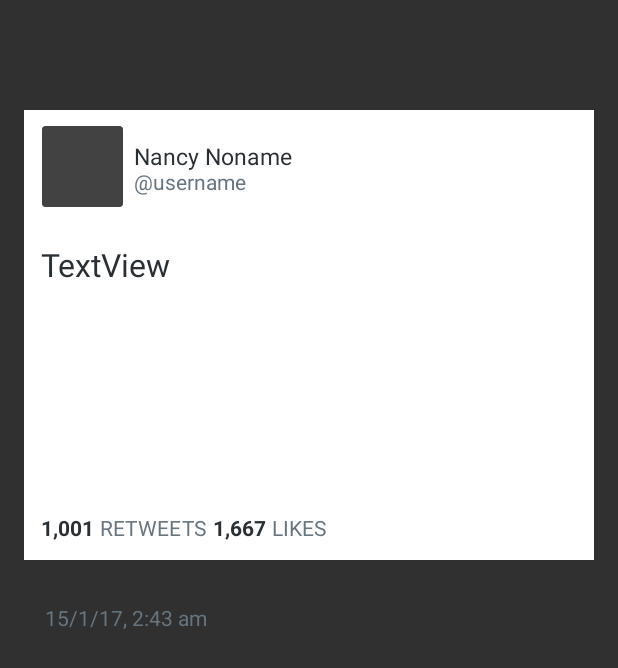
After one commit to joncolon/MemeStudio95, an Android app: the TweetActivity screen opened directly, with no data from a screen before it, on a phone screen of 412 x 824 dp. The commit adds this screen. Shown: the top 668 px of the screen. Run offline under Robolectric (Android 15) with nearby library versions, the phone set to English and light mode, and no system bars.

Commit message:
tweet clone xml

```diff
--- a/app/src/main/AndroidManifest.xml
+++ b/app/src/main/AndroidManifest.xml
@@ -1,25 +1,30 @@
 <?xml version="1.0" encoding="utf-8"?>
 <manifest xmlns:android="http://schemas.android.com/apk/res/android"
     package="nyc.c4q.jonathancolon.dankify">
+
     <uses-permission android:name="android.permission.CAMERA" />
-    <uses-permission android:name="android.permission.WRITE_EXTERNAL_STORAGE"/>
-    <uses-permission android:name="android.permission.INTERNET"/>
+    <uses-permission android:name="android.permission.WRITE_EXTERNAL_STORAGE" />
+    <uses-permission android:name="android.permission.INTERNET" />
+
     <uses-feature android:name="android.hardware.camera2.full" />
 
     <application
         android:allowBackup="true"
-        android:icon="@mipmap/ic_launcher"
+        android:icon="@mipmap/ic_ms_launcher"
         android:label="@string/app_name"
         android:supportsRtl="true"
         android:theme="@style/AppTheme">
-        <activity android:name=".HomeActivity" android:noHistory="true">
+        <activity
+            android:name=".HomeActivity"
+            android:noHistory="true">
             <intent-filter>
                 <action android:name="android.intent.action.MAIN" />
 
                 <category android:name="android.intent.category.LAUNCHER" />
             </intent-filter>
         </activity>
-        <activity android:name=".MemeMain"/>
+        <activity android:name=".MemeMain" />
+        <activity android:name=".TweetActivity"></activity>
     </application>
 
 </manifest>
--- /dev/null
+++ b/app/src/main/java/nyc/c4q/jonathancolon/dankify/TweetActivity.java
@@ -0,0 +1,24 @@
+package nyc.c4q.jonathancolon.dankify;
+
+import android.app.FragmentManager;
+import android.app.FragmentTransaction;
+import android.support.v7.app.AppCompatActivity;
+import android.os.Bundle;
+
+public class TweetActivity extends AppCompatActivity {
+
+    @Override
+    protected void onCreate(Bundle savedInstanceState) {
+        super.onCreate(savedInstanceState);
+        setContentView(R.layout.activity_tweet);
+
+        showTweetFragment();
+
+    }
+    private void showTweetFragment(){
+        FragmentManager fragmentManager = getFragmentManager();
+        FragmentTransaction fragmentTransaction = fragmentManager.beginTransaction();
+        fragmentTransaction.replace(R.id.activity_tweet, new TweetFragment());
+        fragmentTransaction.commit();
+    }
+}
--- /dev/null
+++ b/app/src/main/java/nyc/c4q/jonathancolon/dankify/TweetFragment.java
@@ -0,0 +1,26 @@
+package nyc.c4q.jonathancolon.dankify;
+
+
+import android.os.Bundle;
+import android.app.Fragment;
+import android.view.LayoutInflater;
+import android.view.View;
+import android.view.ViewGroup;
+
+
+
+public class TweetFragment extends Fragment {
+
+
+    public TweetFragment() {
+    }
+
+
+    @Override
+    public View onCreateView(LayoutInflater inflater, ViewGroup container,
+                             Bundle savedInstanceState) {
+
+        return inflater.inflate(R.layout.fragment_tweet, container, false);
+    }
+
+}
--- /dev/null
+++ b/app/src/main/res/layout/activity_tweet.xml
@@ -0,0 +1,13 @@
+<?xml version="1.0" encoding="utf-8"?>
+<RelativeLayout xmlns:android="http://schemas.android.com/apk/res/android"
+    xmlns:tools="http://schemas.android.com/tools"
+    android:id="@+id/activity_tweet"
+    android:layout_width="match_parent"
+    android:layout_height="match_parent"
+    android:paddingBottom="@dimen/activity_vertical_margin"
+    android:paddingLeft="@dimen/activity_horizontal_margin"
+    android:paddingRight="@dimen/activity_horizontal_margin"
+    android:paddingTop="@dimen/activity_vertical_margin"
+    tools:context="nyc.c4q.jonathancolon.dankify.TweetActivity">
+
+</RelativeLayout>
--- /dev/null
+++ b/app/src/main/res/layout/fragment_tweet.xml
@@ -0,0 +1,134 @@
+<FrameLayout xmlns:android="http://schemas.android.com/apk/res/android"
+    xmlns:app="http://schemas.android.com/apk/res-auto"
+    xmlns:tools="http://schemas.android.com/tools"
+    android:layout_width="match_parent"
+    android:layout_height="match_parent"
+    tools:context="nyc.c4q.jonathancolon.dankify.TweetFragment">
+
+    <ImageView
+        android:id="@+id/tweet_iv"
+        android:layout_width="match_parent"
+        android:layout_height="300dp"
+        android:layout_alignParentTop="true"
+        android:layout_alignParentStart="true"
+        android:layout_marginTop="57dp"
+        android:background="#ffffff"/>
+
+    <RelativeLayout
+        android:layout_width="match_parent"
+        android:layout_height="match_parent">
+
+        <TextView
+            android:id="@+id/twitter_handle_tv"
+            android:layout_width="wrap_content"
+            android:layout_height="wrap_content"
+            android:text="\@username"
+            android:layout_marginStart="73dp"
+            android:layout_marginTop="95dp"
+            android:textColor="#66757f" />
+
+        <TextView
+            android:id="@+id/name_tv"
+            android:layout_width="wrap_content"
+            android:layout_height="wrap_content"
+            android:text="Nancy Noname"
+            android:layout_marginBottom="16dp"
+            android:layout_alignBottom="@+id/twitter_handle_tv"
+            android:layout_alignStart="@+id/twitter_handle_tv"
+            tools:textStyle="bold"
+            android:textSize="15sp"
+            android:textColor="#292f33" />
+
+
+    </RelativeLayout>
+    <RelativeLayout
+        android:layout_width="match_parent"
+        android:layout_height="match_parent">
+
+        <TextView
+            android:id="@+id/retweet_tv"
+            android:textColor="#66757f"
+            android:layout_width="wrap_content"
+            android:layout_height="wrap_content"
+            android:text="RETWEETS"
+            android:layout_marginLeft="4dp"
+            android:layout_alignBaseline="@+id/likes_value_tv"
+            android:layout_alignBottom="@+id/likes_value_tv"
+            android:layout_toEndOf="@+id/retweet_value_tv"/>
+        <TextView
+            android:text="TextView"
+            android:layout_width="wrap_content"
+            android:layout_height="wrap_content"
+            android:layout_marginTop="146dp"
+            android:id="@+id/textView6"
+            android:layout_alignParentTop="true"
+            android:layout_alignParentStart="true"
+            android:layout_marginStart="11dp"
+            android:textSize="21sp"
+            android:textColor="#292f33" />
+
+        <TextView
+            android:id="@+id/likes_tv"
+            android:textColor="#66757f"
+            android:layout_width="wrap_content"
+            android:layout_height="wrap_content"
+            android:text="LIKES"
+            android:layout_below="@+id/textView6"
+            android:layout_toEndOf="@+id/likes_value_tv"
+            android:layout_marginTop="151dp"
+            android:layout_marginLeft="4dp"
+            />
+
+        <TextView
+            android:id="@+id/likes_value_tv"
+            android:textColor="#292f33"
+            android:layout_width="wrap_content"
+            android:layout_height="wrap_content"
+            android:text="1,667"
+            android:textStyle="normal|bold"
+            android:layout_marginLeft="4dp"
+            android:layout_alignBaseline="@+id/likes_tv"
+            android:layout_alignBottom="@+id/likes_tv"
+            android:layout_toEndOf="@+id/retweet_tv"/>
+
+
+        <TextView
+            android:id="@+id/retweet_value_tv"
+            android:textColor="#292f33"
+            android:layout_width="wrap_content"
+            android:layout_height="wrap_content"
+            android:text="1,001"
+            android:textStyle="normal|bold"
+            android:layout_alignBaseline="@+id/retweet_tv"
+            android:layout_alignBottom="@+id/retweet_tv"
+            android:layout_alignStart="@+id/textView6"/>
+
+        <TextView
+            android:layout_width="wrap_content"
+            android:layout_height="wrap_content"
+            android:textColor="#66757f"
+            android:text="15/1/17, 2:43 am"
+            android:id="@+id/timestamp_tv"
+            android:layout_centerVertical="true"
+            android:layout_toStartOf="@+id/likes_value_tv"/>
+    </RelativeLayout>
+
+    <RelativeLayout
+        android:layout_width="match_parent"
+        android:layout_height="match_parent">
+
+        <android.support.v7.widget.CardView
+            android:layout_width="wrap_content"
+            android:layout_height="wrap_content"
+            android:layout_marginStart="12dp"
+            android:layout_marginTop="68dp"
+            app:cardElevation="0dp">
+
+            <ImageView
+                android:layout_width="54dp"
+                android:layout_height="54dp"
+                />
+        </android.support.v7.widget.CardView>
+
+    </RelativeLayout>
+</FrameLayout>
--- a/app/src/main/res/values/strings.xml
+++ b/app/src/main/res/values/strings.xml
@@ -1,3 +1,6 @@
 <resources>
-    <string name="app_name">Dankify</string>
+    <string name="app_name">Meme Studio 95</string>
+
+    <!-- TODO: Remove or change this placeholder text -->
+    <string name="hello_blank_fragment">Hello blank fragment</string>
 </resources>
```
Also changed, not shown: app/src/main/res/drawable/tweet_template.jpg (added), app/src/main/res/drawable/twitter_template.jpg (added), app/src/main/res/mipmap-hdpi/ic_launcher.png (deleted), app/src/main/res/mipmap-mdpi/ic_launcher.png (deleted), app/src/main/res/mipmap-xhdpi/ic_launcher.png (deleted), app/src/main/res/mipmap-xhdpi/ic_ms_launcher.png (added), app/src/main/res/mipmap-xxhdpi/ic_launcher.png (deleted), app/src/main/res/mipmap-xxxhdpi/ic_launcher.png (deleted).
